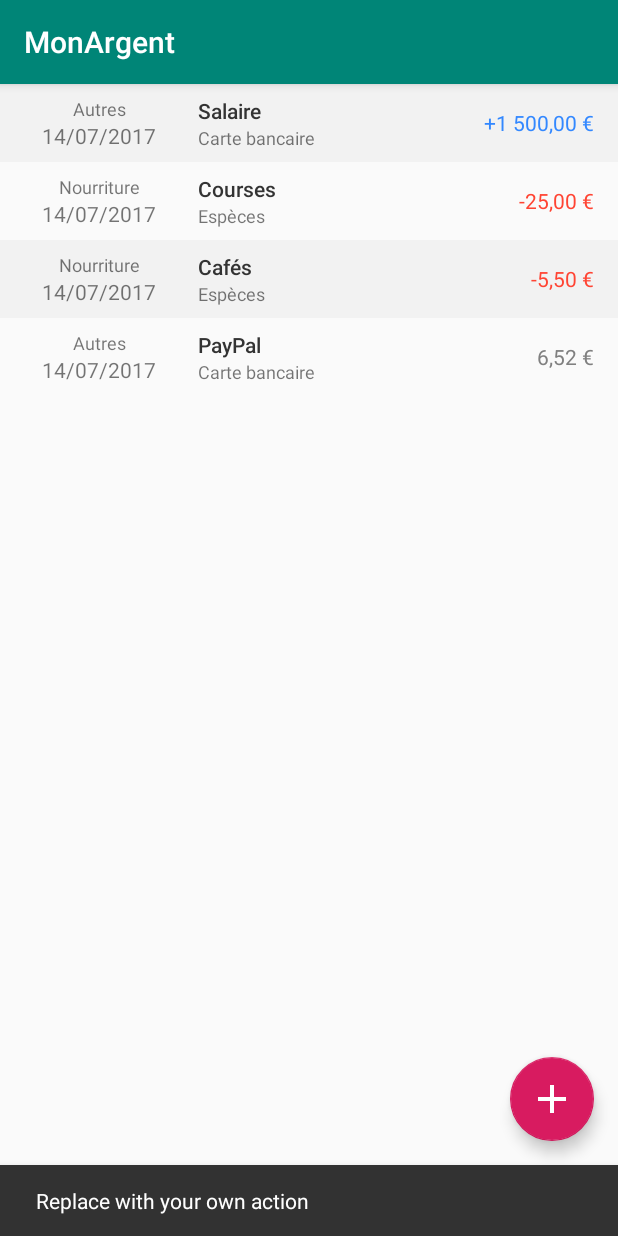
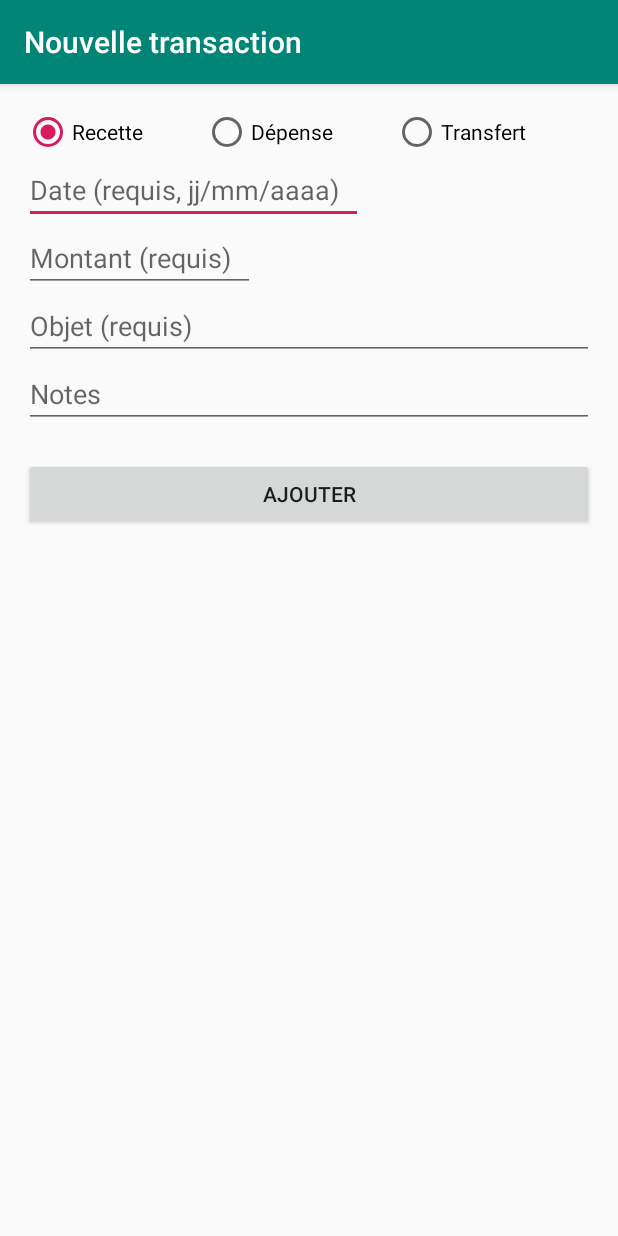
Before and after one commit to Calinou/if26-projet-android, an Android app: the screen it shows after launch (TransactionListActivity before the commit, TransactionCreateActivity after it), after a tap on an icon or button, on a phone screen of 412 x 824 dp. Run offline under Robolectric (Android 15) with nearby library versions, the phone set to English and light mode, and no system bars; our stand-ins replace Room's generated code.

Commit message:
Implement adding new transactions

```diff
--- a/app/src/main/AndroidManifest.xml
+++ b/app/src/main/AndroidManifest.xml
@@ -9,6 +9,7 @@
     android:roundIcon="@mipmap/ic_launcher_round"
     android:supportsRtl="true"
     android:theme="@style/AppTheme">
+    <activity android:name=".TransactionCreateActivity"></activity>
     <activity
       android:name=".TransactionDetailActivity"
       android:label="@string/title_transaction_detail"
--- a/app/src/main/java/fr/utt/if26_projet/Transaction.java
+++ b/app/src/main/java/fr/utt/if26_projet/Transaction.java
@@ -36,6 +36,13 @@ public class Transaction implements Serializable {
 
   /** If `true`, the transaction is a transfer from an account to another. */
   private boolean transfer;
+
+  /** The type of the transaction. */
+  enum Kind {
+    INCOME,
+    EXPENSE,
+    TRANSFER,
+  }
 
   enum Account {
     CASH(0, "Espèces"),
--- /dev/null
+++ b/app/src/main/java/fr/utt/if26_projet/TransactionCreateActivity.java
@@ -0,0 +1,88 @@
+package fr.utt.if26_projet;
+
+import android.icu.text.SimpleDateFormat;
+import android.os.Build.VERSION_CODES;
+import android.os.Bundle;
+import android.view.View;
+import android.widget.Button;
+import android.widget.RadioGroup;
+import android.widget.TextView;
+import androidx.annotation.RequiresApi;
+import androidx.appcompat.app.AppCompatActivity;
+import androidx.lifecycle.ViewModelProvider;
+import fr.utt.if26_projet.Transaction.Account;
+import fr.utt.if26_projet.Transaction.Category;
+import fr.utt.if26_projet.Transaction.Kind;
+import java.text.ParseException;
+
+public class TransactionCreateActivity extends AppCompatActivity {
+
+  private TransactionViewModel transactionViewModel;
+  private RadioGroup kindRadioGroup;
+  private TextView dateTextView;
+  private TextView amountTextView;
+  private TextView contentsTextView;
+  private TextView notesTextView;
+  private Button submitButton;
+
+  @Override
+  protected void onCreate(Bundle savedInstanceState) {
+    super.onCreate(savedInstanceState);
+    setContentView(R.layout.activity_transaction_create);
+    setTitle(R.string.title_transaction_create);
+
+    transactionViewModel = new ViewModelProvider(this).get(TransactionViewModel.class);
+
+    kindRadioGroup = findViewById(R.id.transaction_create_kind);
+    dateTextView = findViewById(R.id.transaction_create_date);
+    amountTextView = findViewById(R.id.transaction_create_amount);
+    contentsTextView = findViewById(R.id.transaction_create_contents);
+    notesTextView = findViewById(R.id.transaction_create_notes);
+
+    submitButton = findViewById(R.id.transaction_create_submit);
+    submitButton.setOnClickListener(
+        new View.OnClickListener() {
+          @RequiresApi(api = VERSION_CODES.N)
+          @Override
+          public void onClick(View view) {
+            // Determine the selected kind radio button
+            final View radioButton =
+                kindRadioGroup.findViewById(kindRadioGroup.getCheckedRadioButtonId());
+            final Kind kind = Kind.values()[kindRadioGroup.indexOfChild(radioButton)];
+
+            // Handle French decimal separators in the amount
+            final double amount =
+                Double.parseDouble(amountTextView.getText().toString().replace(',', '.'));
+
+            // Convert the date to an UNIX timestamp for storage purposes
+            final SimpleDateFormat dateFormat = new SimpleDateFormat("dd/MM/YYYY");
+            final int date;
+            try {
+              date =
+                  Math.toIntExact(
+                      dateFormat.parse(dateTextView.getText().toString()).getTime() / 1000L);
+
+              // The transaction kind isn't stored directly.
+              // Instead, the transaction amount is stored as a positive or negative integer
+              // depending on the transaction kind.
+              final Transaction transaction =
+                  new Transaction(
+                      0,
+                      (kind == Kind.EXPENSE ? -1 : 1) * (int) (amount * 100.0),
+                      date,
+                      Account.CARD,
+                      Category.OTHER,
+                      contentsTextView.getText().toString(),
+                      notesTextView.getText().toString(),
+                      kind == Kind.TRANSFER);
+              transactionViewModel.insert(transaction);
+
+              final TextView resultTextView = findViewById(R.id.transaction_create_result);
+              resultTextView.setText(R.string.transaction_added);
+            } catch (ParseException e) {
+              e.printStackTrace();
+            }
+          }
+        });
+  }
+}
--- a/app/src/main/java/fr/utt/if26_projet/TransactionDetailActivity.java
+++ b/app/src/main/java/fr/utt/if26_projet/TransactionDetailActivity.java
@@ -3,15 +3,12 @@ package fr.utt.if26_projet;
 import android.content.Intent;
 import android.os.Bundle;
 import android.view.MenuItem;
-import android.view.View;
 import androidx.annotation.Nullable;
 import androidx.appcompat.app.ActionBar;
 import androidx.appcompat.app.AppCompatActivity;
 import androidx.appcompat.widget.Toolbar;
 import androidx.lifecycle.Observer;
 import androidx.lifecycle.ViewModelProvider;
-import com.google.android.material.floatingactionbutton.FloatingActionButton;
-import com.google.android.material.snackbar.Snackbar;
 import java.util.List;
 
 /**
@@ -32,17 +29,6 @@ public class TransactionDetailActivity extends AppCompatActivity {
     setSupportActionBar(toolbar);
 
     System.out.println("Loading TransactionDetailActivity");
-
-    final FloatingActionButton fab = findViewById(R.id.fab);
-    fab.setOnClickListener(
-        new View.OnClickListener() {
-          @Override
-          public void onClick(View view) {
-            Snackbar.make(view, "Replace with your own detail action", Snackbar.LENGTH_LONG)
-                .setAction("Action", null)
-                .show();
-          }
-        });
 
     // Show the Up button in the action bar.
     final ActionBar actionBar = getSupportActionBar();
--- a/app/src/main/java/fr/utt/if26_projet/TransactionListActivity.java
+++ b/app/src/main/java/fr/utt/if26_projet/TransactionListActivity.java
@@ -1,5 +1,6 @@
 package fr.utt.if26_projet;
 
+import android.content.Intent;
 import android.os.Bundle;
 import android.view.View;
 import androidx.annotation.Nullable;
@@ -10,7 +11,6 @@ import androidx.lifecycle.ViewModelProvider;
 import androidx.recyclerview.widget.LinearLayoutManager;
 import androidx.recyclerview.widget.RecyclerView;
 import com.google.android.material.floatingactionbutton.FloatingActionButton;
-import com.google.android.material.snackbar.Snackbar;
 import java.util.List;
 
 /**
@@ -26,6 +26,7 @@ public class TransactionListActivity extends AppCompatActivity {
   protected void onCreate(Bundle savedInstanceState) {
     super.onCreate(savedInstanceState);
     setContentView(R.layout.activity_transaction_list);
+    setTitle(R.string.title_transaction_list);
 
     final Toolbar toolbar = findViewById(R.id.toolbar);
     setSupportActionBar(toolbar);
@@ -36,9 +37,9 @@ public class TransactionListActivity extends AppCompatActivity {
         new View.OnClickListener() {
           @Override
           public void onClick(View view) {
-            Snackbar.make(view, "Replace with your own action", Snackbar.LENGTH_LONG)
-                .setAction("Action", null)
-                .show();
+            final Intent intent =
+                new Intent(TransactionListActivity.this, TransactionCreateActivity.class);
+            startActivity(intent);
           }
         });
 
--- /dev/null
+++ b/app/src/main/res/layout/activity_transaction_create.xml
@@ -0,0 +1,84 @@
+<?xml version="1.0" encoding="utf-8"?>
+<androidx.constraintlayout.widget.ConstraintLayout xmlns:android="http://schemas.android.com/apk/res/android"
+  xmlns:app="http://schemas.android.com/apk/res-auto"
+  xmlns:tools="http://schemas.android.com/tools"
+  android:layout_width="match_parent"
+  android:layout_height="match_parent"
+  tools:context=".TransactionCreateActivity">
+
+  <LinearLayout
+    android:layout_width="match_parent"
+    android:layout_height="match_parent"
+    android:orientation="vertical"
+    android:paddingStart="16dp"
+    android:paddingTop="16dp"
+    android:paddingEnd="16dp">
+    <RadioGroup
+      android:id="@+id/transaction_create_kind"
+      android:layout_width="match_parent"
+      android:layout_height="wrap_content"
+      android:orientation="horizontal">
+      <RadioButton
+        android:id="@+id/transaction_create_kind_income"
+        android:layout_width="wrap_content"
+        android:layout_height="wrap_content"
+        android:checked="true"
+        android:paddingEnd="40dp"
+        android:text="@string/transaction_kind_income" />
+      <RadioButton
+        android:id="@+id/transaction_create_kind_expense"
+        android:layout_width="wrap_content"
+        android:layout_height="wrap_content"
+        android:paddingEnd="40dp"
+        android:text="@string/transaction_kind_expense" />
+      <RadioButton
+        android:id="@+id/transaction_create_kind_transfer"
+        android:layout_width="138dp"
+        android:layout_height="wrap_content"
+        android:paddingEnd="40dp"
+        android:text="@string/transaction_kind_transfer" />
+    </RadioGroup>
+    <EditText
+      android:id="@+id/transaction_create_date"
+      android:layout_width="226dp"
+      android:layout_height="wrap_content"
+      android:ems="10"
+      android:hint="@string/transaction_date"
+      android:inputType="date" />
+    <EditText
+      android:id="@+id/transaction_create_amount"
+      android:layout_width="154dp"
+      android:layout_height="wrap_content"
+      android:ems="10"
+      android:hint="@string/transaction_amount"
+      android:inputType="numberDecimal" />
+    <EditText
+      android:id="@+id/transaction_create_contents"
+      android:layout_width="match_parent"
+      android:layout_height="wrap_content"
+      android:ems="10"
+      android:hint="@string/transaction_contents"
+      android:inputType="textPersonName" />
+    <EditText
+      android:id="@+id/transaction_create_notes"
+      android:layout_width="match_parent"
+      android:layout_height="wrap_content"
+      android:ems="10"
+      android:gravity="start|top"
+      android:hint="@string/transaction_notes"
+      android:inputType="textMultiLine" />
+    <Button
+      android:id="@+id/transaction_create_submit"
+      android:layout_width="match_parent"
+      android:layout_height="wrap_content"
+      android:layout_marginTop="20dp"
+      android:text="@string/transaction_submit" />
+    <TextView
+      android:id="@+id/transaction_create_result"
+      android:layout_width="match_parent"
+      android:layout_height="wrap_content"
+      android:layout_marginTop="4dp"
+      android:textAlignment="center"
+      android:textColor="#43A047" />
+  </LinearLayout>
+</androidx.constraintlayout.widget.ConstraintLayout>
--- a/app/src/main/res/layout/activity_transaction_detail.xml
+++ b/app/src/main/res/layout/activity_transaction_detail.xml
@@ -41,14 +41,4 @@
     android:layout_height="match_parent"
     app:layout_behavior="@string/appbar_scrolling_view_behavior" />
 
-  <com.google.android.material.floatingactionbutton.FloatingActionButton
-    android:id="@+id/fab"
-    android:layout_width="wrap_content"
-    android:layout_height="wrap_content"
-    android:layout_gravity="center_vertical|start"
-    android:layout_margin="@dimen/fab_margin"
-    app:layout_anchor="@+id/transaction_detail_container"
-    app:layout_anchorGravity="top|end"
-    app:srcCompat="@android:drawable/stat_notify_chat" />
-
 </androidx.coordinatorlayout.widget.CoordinatorLayout>
--- a/app/src/main/res/values/strings.xml
+++ b/app/src/main/res/values/strings.xml
@@ -3,4 +3,14 @@
     <string name="action_settings">Paramètres</string>
     <string name="title_transaction_list">Liste des transactions</string>
     <string name="title_transaction_detail">Détails de la transaction</string>
+    <string name="title_transaction_create">Nouvelle transaction</string>
+    <string name="transaction_kind_income">Recette</string>
+    <string name="transaction_kind_expense">Dépense</string>
+    <string name="transaction_kind_transfer">Transfert</string>
+    <string name="transaction_submit">Ajouter</string>
+    <string name="transaction_date">Date (requis, jj/mm/aaaa)</string>
+    <string name="transaction_amount">Montant (requis)</string>
+    <string name="transaction_notes">Notes</string>
+    <string name="transaction_contents">Objet (requis)</string>
+    <string name="transaction_added">Transaction ajoutée !</string>
 </resources>
```
